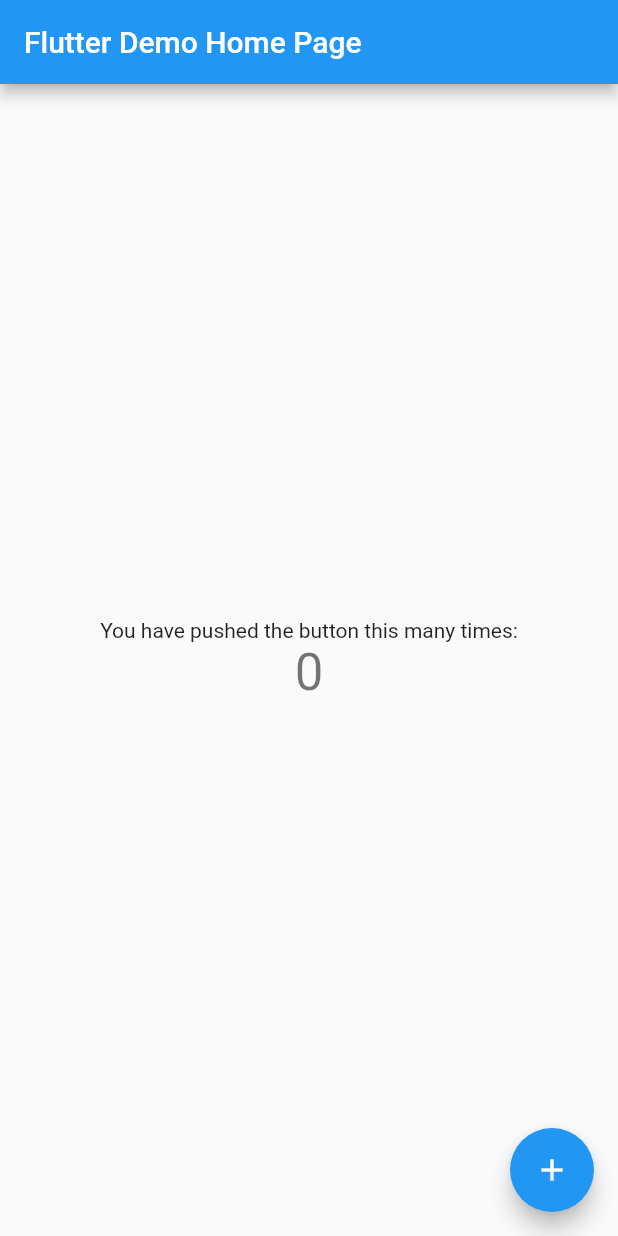
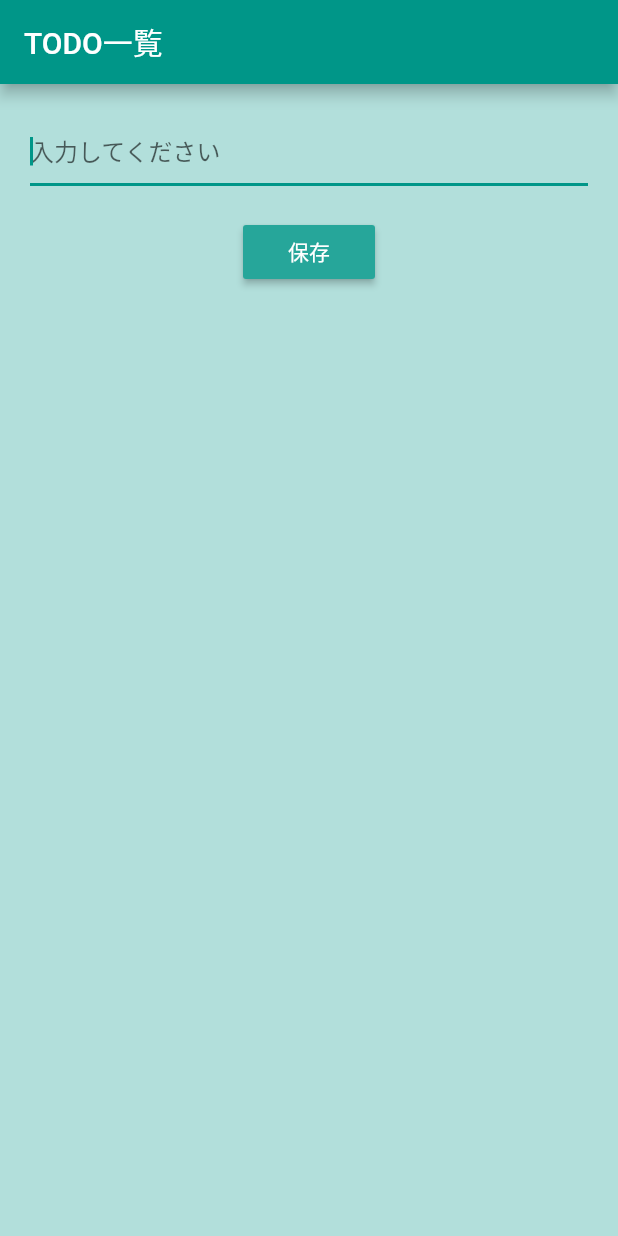
Before and after one commit to TD3P/flutter_mytodo, a Flutter app: the screen it shows after launch, on a phone screen of 412 x 824 dp. Run offline on Flutter 3.47's test engine with Material 2 defaults, Android fonts, the phone set to English and light mode, and no system bars.

Commit message:
シングルファイル、シングルページのTODOアプリ

```diff
--- a/lib/main.dart
+++ b/lib/main.dart
@@ -1,63 +1,126 @@
 import 'package:flutter/material.dart';
 
+// アプリの起動
 void main() {
   runApp(MyApp());
 }
 
+// TOPページ起動
 class MyApp extends StatelessWidget {
   @override
   Widget build(BuildContext context) {
     return MaterialApp(
-      title: 'Flutter Demo',
+      title: 'MY TODO',
       theme: ThemeData(
-        primarySwatch: Colors.blue,
+        primarySwatch: Colors.teal,
         visualDensity: VisualDensity.adaptivePlatformDensity,
       ),
-      home: MyHomePage(title: 'Flutter Demo Home Page'),
+      home: MyHomePage(),
     );
   }
 }
 
+// TOPページ
 class MyHomePage extends StatefulWidget {
-  MyHomePage({Key key, this.title}) : super(key: key);
-  final String title;
+  MyHomePage({Key key}) : super(key: key);
+
   @override
   _MyHomePageState createState() => _MyHomePageState();
 }
 
+// TOPページのステータス管理
 class _MyHomePageState extends State<MyHomePage> {
-  int _counter = 0;
+  // todoの一覧リスト変数を用意
+  List<String> todoList = <String>[];
 
-  void _incrementCounter() {
-    setState(() {
-      _counter++;
-    });
+  // テキストフィールドのコントローラー設定
+  // コントローラーの宣言
+  TextEditingController _todoInputController;
+
+  // コントローラーの初期化
+  void initState() {
+    super.initState();
+    _todoInputController = TextEditingController();
+  }
+
+  // statefulオブジェクトが削除されるときに、参照を削除してくれる
+  void dispose() {
+    super.dispose();
+    _todoInputController.dispose();
   }
 
   @override
   Widget build(BuildContext context) {
+    // scaffoldは画面構成の基本widget
     return Scaffold(
+      // アプリ上部のコンテンツ設定
+      backgroundColor: Colors.teal[100],
       appBar: AppBar(
-        title: Text(widget.title),
+        title: Text("TODO一覧"),
       ),
-      body: Center(
-        child: Column(
-          mainAxisAlignment: MainAxisAlignment.center,
-          children: <Widget>[
-            Text(
-              'You have pushed the button this many times:',
+      // アプリのコンテンツ部分の設定
+      body: Column(
+        // column widgetにwidgetのセットを配列で渡す
+        children: <Widget>[
+          Padding(
+            padding: EdgeInsets.all(20.0),
+            child: TextField(
+              controller: _todoInputController,
+              decoration: InputDecoration(hintText: '入力してください'),
+              autofocus: true,
             ),
-            Text(
-              '$_counter',
-              style: Theme.of(context).textTheme.headline4,
+          ),
+          Padding(
+            padding:
+                EdgeInsets.only(top: 0.0, right: 0.0, bottom: 30.0, left: 0.0),
+            child: RaisedButton(
+              color: Colors.teal[400],
+              textColor: Colors.white,
+              child: Text('保存'),
+              onPressed: () {
+                // 変数の変化をリアルタイムに通知する
+                setState(
+                  () {
+                    // 何かしらの入力があるときだけ実行
+                    if (_todoInputController.text.length > 0) {
+                      // 配列に入力値を追加
+                      todoList.add(_todoInputController.text);
+                      // テキストボックスを初期化
+                      _todoInputController.clear();
+                    }
+                  },
+                );
+              },
             ),
-          ],
-        ),
-      ),
-      floatingActionButton: FloatingActionButton(
-        onPressed: _incrementCounter,
-        tooltip: 'Increment',
-        child: Icon(Icons.add),
+          ),
+          Expanded(
+            child: ListView.builder(
+              // リストの長さを計算
+              itemCount: todoList.length,
+              itemBuilder: (BuildContext context, int index) {
+                return Container(
+                  padding: EdgeInsets.only(
+                      top: 0.0, right: 0.0, bottom: 0.0, left: 0.0),
+                  margin: EdgeInsets.only(
+                      top: 1.0, right: 0.0, bottom: 0.0, left: 0.0),
+                  color: Colors.cyan[600],
+                  child: ListTile(
+                    leading: Icon(Icons.star),
+                    title: Text(
+                      // リストに表示する文字列を設定
+                      ("$index : ${todoList[index]}"),
+                      style: TextStyle(
+                        fontFamily: 'OpenSans',
+                        fontSize: 24,
+                        color: Colors.white,
+                      ),
+                    ),
+                  ),
+                );
+              },
+            ),
+          ),
+        ],
       ),
     );
   }
```
